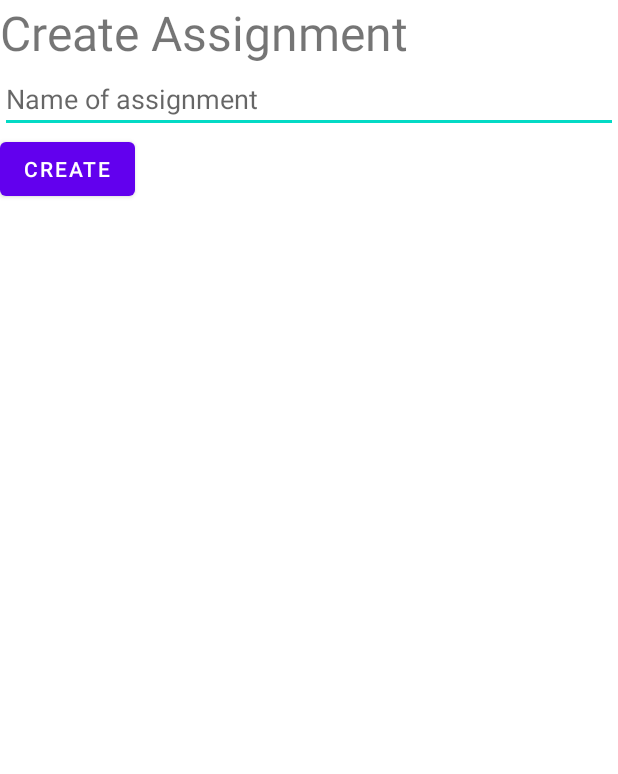
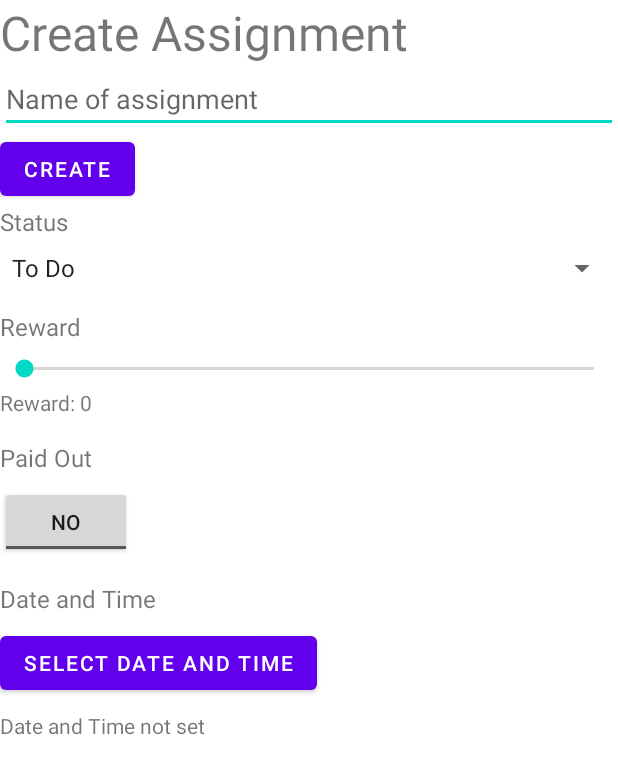
Before and after one commit to HenrikVP/App1HF25014xp, an Android app: the screen it shows after launch (MainActivity), on a phone screen of 412 x 824 dp. Shown: the top 774 px of the screen. Run offline under Robolectric (Android 15) with nearby library versions, the phone set to English and light mode, and no system bars.

```diff
--- a/app/src/main/java/dk/tec/app1hf25014xp/Assignment.java
+++ b/app/src/main/java/dk/tec/app1hf25014xp/Assignment.java
@@ -1,7 +1,16 @@
 package dk.tec.app1hf25014xp;
 
 import java.time.LocalDateTime;
-enum Status {Todo, Doing, Done}
+enum Status {Todo, Doing, Done;
+        @Override
+        public String toString() {
+            switch (this) {
+                case Todo: return "To Do";
+                case Doing: return "In Progress";
+                case Done: return "Completed";
+                default: return super.toString();
+            }
+        }}
 
 public class Assignment {
     private String title;
@@ -10,6 +19,15 @@ public class Assignment {
     private LocalDateTime datetime;
     private Status status;
     private boolean paidOut;
+
+    public boolean isPaidOut() {
+        return paidOut;
+    }
+
+    public void setPaidOut(boolean paidOut) {
+        this.paidOut = paidOut;
+    }
+
     public String getTitle() {
         return title;
     }
--- a/app/src/main/java/dk/tec/app1hf25014xp/MainActivity.java
+++ b/app/src/main/java/dk/tec/app1hf25014xp/MainActivity.java
@@ -1,10 +1,18 @@
 package dk.tec.app1hf25014xp;
 
+import android.app.DatePickerDialog;
+import android.app.TimePickerDialog;
 import android.os.Bundle;
 import android.util.Log;
 import android.view.View;
+import android.widget.AdapterView;
+import android.widget.ArrayAdapter;
 import android.widget.Button;
 import android.widget.EditText;
+import android.widget.SeekBar;
+import android.widget.Spinner;
+import android.widget.TextView;
+import android.widget.ToggleButton;
 
 import androidx.activity.EdgeToEdge;
 import androidx.appcompat.app.AppCompatActivity;
@@ -12,7 +20,21 @@ import androidx.core.graphics.Insets;
 import androidx.core.view.ViewCompat;
 import androidx.core.view.WindowInsetsCompat;
 
+import java.time.LocalDateTime;
+import java.util.Arrays;
+import java.util.Calendar;
+import java.util.List;
+
 public class MainActivity extends AppCompatActivity {
+
+    private Spinner statusSpinner;
+    private SeekBar rewardSeekBar;
+    private ToggleButton paidOutToggle;
+    private Button datetimeButton;
+    private TextView datetimeText;
+    private TextView rewardValue;
+
+    private Assignment assignment = new Assignment();
 
     @Override
     protected void onCreate(Bundle savedInstanceState) {
@@ -34,17 +56,77 @@ public class MainActivity extends AppCompatActivity {
             @Override
             public void onClick(View view) {
                 createAssingment();
+                //TODO Add assignment to list in another actitivy
+            }
+        });
+        // Initialize UI components
+        statusSpinner = findViewById(R.id.statusSpinner);
+        rewardSeekBar = findViewById(R.id.rewardSeekBar);
+        paidOutToggle = findViewById(R.id.paidOutToggle);
+        datetimeButton = findViewById(R.id.datetimeButton);
+        datetimeText = findViewById(R.id.datetimeText);
+        rewardValue = findViewById(R.id.rewardValue);
+
+        List<Status> statuses = Arrays.asList(Status.values());
+        ArrayAdapter<Status> adapter = new ArrayAdapter<>(this, android.R.layout.simple_spinner_item, statuses);
+        adapter.setDropDownViewResource(android.R.layout.simple_spinner_dropdown_item);
+        statusSpinner.setAdapter(adapter);
+
+        statusSpinner.setOnItemSelectedListener(new AdapterView.OnItemSelectedListener() {
+            @Override
+            public void onItemSelected(AdapterView<?> parent, View view, int position, long id) {
+                Status selectedStatus = (Status) parent.getItemAtPosition(position);
+                assignment.setStatus(selectedStatus);
+            }
+
+            @Override
+            public void onNothingSelected(AdapterView<?> parent) {
+                // No action needed
             }
         });
 
+        // Set up the SeekBar
+        rewardSeekBar.setOnSeekBarChangeListener(new SeekBar.OnSeekBarChangeListener() {
+
+            @Override
+            public void onProgressChanged(SeekBar seekBar, int progress, boolean fromUser) {
+                rewardValue.setText("Reward: " + progress * 5);
+                //TODO Fix progress. It is NOT giving the x5 value
+                assignment.setReward(progress * 5);
+            }
+
+            @Override
+            public void onStartTrackingTouch(SeekBar seekBar) { }
+
+            @Override
+            public void onStopTrackingTouch(SeekBar seekBar) { }
+        });
+        rewardSeekBar.setMax(20);
+        // Set up the ToggleButton
+        paidOutToggle.setOnCheckedChangeListener((buttonView, isChecked) -> assignment.setPaidOut(isChecked));
+
+        // Set up the DateTime Picker
+        datetimeButton.setOnClickListener(v -> showDateTimePicker());
     }
 
+
     private Assignment createAssingment(){
-        Assignment assignment = new Assignment();
+        //Assignment assignment = new Assignment();
         EditText title = findViewById(R.id.edit_title);
         String titlestring = title.getText().toString();
         assignment.setTitle(titlestring);
         Log.d("Create Assignment", "createAssingment: " + assignment.getTitle());
         return assignment;
     }
+
+private void showDateTimePicker() {
+    final Calendar currentDate = Calendar.getInstance();
+    new DatePickerDialog(this, (view, year, month, dayOfMonth) -> {
+        new TimePickerDialog(this, (timeView, hourOfDay, minute) -> {
+            LocalDateTime selectedDateTime = LocalDateTime.of(year, month + 1, dayOfMonth, hourOfDay, minute);
+            assignment.setDatetime(selectedDateTime);
+            datetimeText.setText("Selected: " + selectedDateTime.toString());
+        }, currentDate.get(Calendar.HOUR_OF_DAY), currentDate.get(Calendar.MINUTE), true).show();
+    }, currentDate.get(Calendar.YEAR), currentDate.get(Calendar.MONTH), currentDate.get(Calendar.DAY_OF_MONTH)).show();
 }
+}
--- a/app/src/main/res/layout/activity_main.xml
+++ b/app/src/main/res/layout/activity_main.xml
@@ -25,6 +25,71 @@
         android:id="@+id/btn_create"
         android:text="Create"/>
 
+<!-- Spinner for Status -->
+<TextView
+    android:layout_width="wrap_content"
+    android:layout_height="wrap_content"
+    android:text="Status"
+    android:textSize="16sp"
+    android:layout_marginBottom="8dp" />
+<Spinner
+    android:id="@+id/statusSpinner"
+    android:layout_width="match_parent"
+    android:layout_height="wrap_content" />
 
+<!-- SeekBar for Reward -->
+<TextView
+    android:layout_width="wrap_content"
+    android:layout_height="wrap_content"
+    android:text="Reward"
+    android:textSize="16sp"
+    android:layout_marginTop="16dp"
+    android:layout_marginBottom="8dp" />
+<SeekBar
+    android:id="@+id/rewardSeekBar"
+    android:layout_width="match_parent"
+    android:layout_height="wrap_content"
+    />
+<TextView
+    android:id="@+id/rewardValue"
+    android:layout_width="wrap_content"
+    android:layout_height="wrap_content"
+    android:layout_marginTop="4dp"
+    android:text="Reward: 0" />
+
+<!-- ToggleButton for PaidOut -->
+<TextView
+    android:layout_width="wrap_content"
+    android:layout_height="wrap_content"
+    android:text="Paid Out"
+    android:textSize="16sp"
+    android:layout_marginTop="16dp"
+    android:layout_marginBottom="8dp" />
+<ToggleButton
+    android:id="@+id/paidOutToggle"
+    android:layout_width="wrap_content"
+    android:layout_height="wrap_content"
+    android:textOn="Yes"
+    android:textOff="No" />
+
+<!-- DateTime Picker -->
+<TextView
+    android:layout_width="wrap_content"
+    android:layout_height="wrap_content"
+    android:text="Date and Time"
+    android:textSize="16sp"
+    android:layout_marginTop="16dp"
+    android:layout_marginBottom="8dp" />
+<Button
+    android:id="@+id/datetimeButton"
+    android:layout_width="wrap_content"
+    android:layout_height="wrap_content"
+    android:text="Select Date and Time" />
+<TextView
+    android:id="@+id/datetimeText"
+    android:layout_width="wrap_content"
+    android:layout_height="wrap_content"
+    android:layout_marginTop="8dp"
+    android:text="Date and Time not set" />
 
 </LinearLayout>
```
